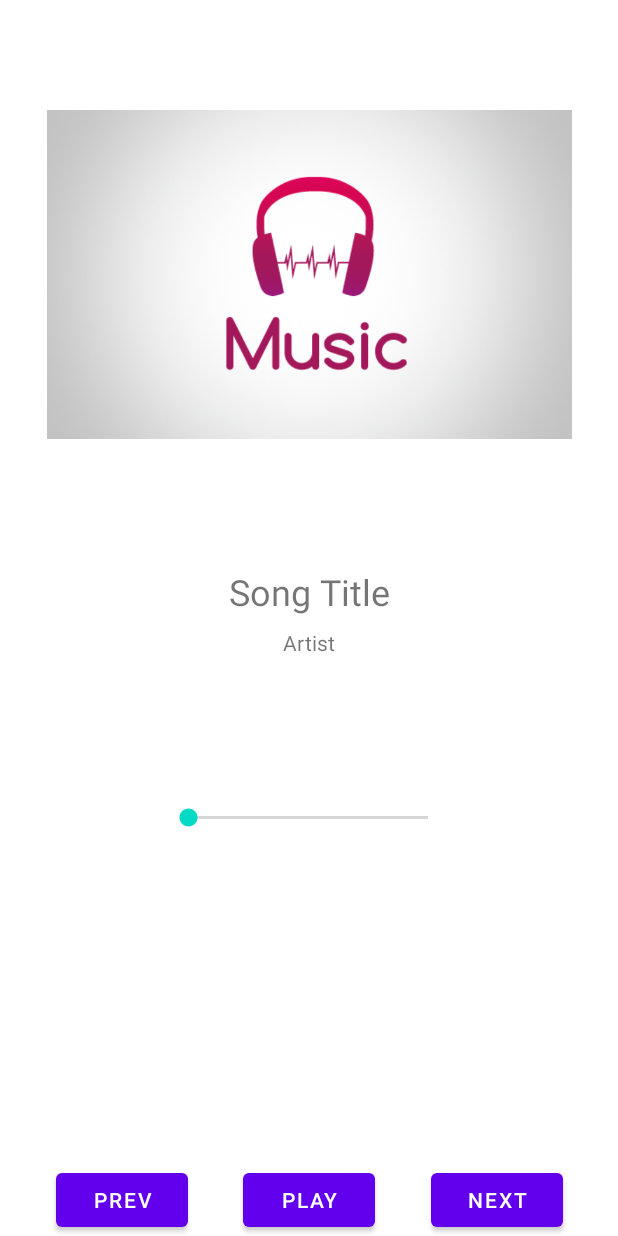
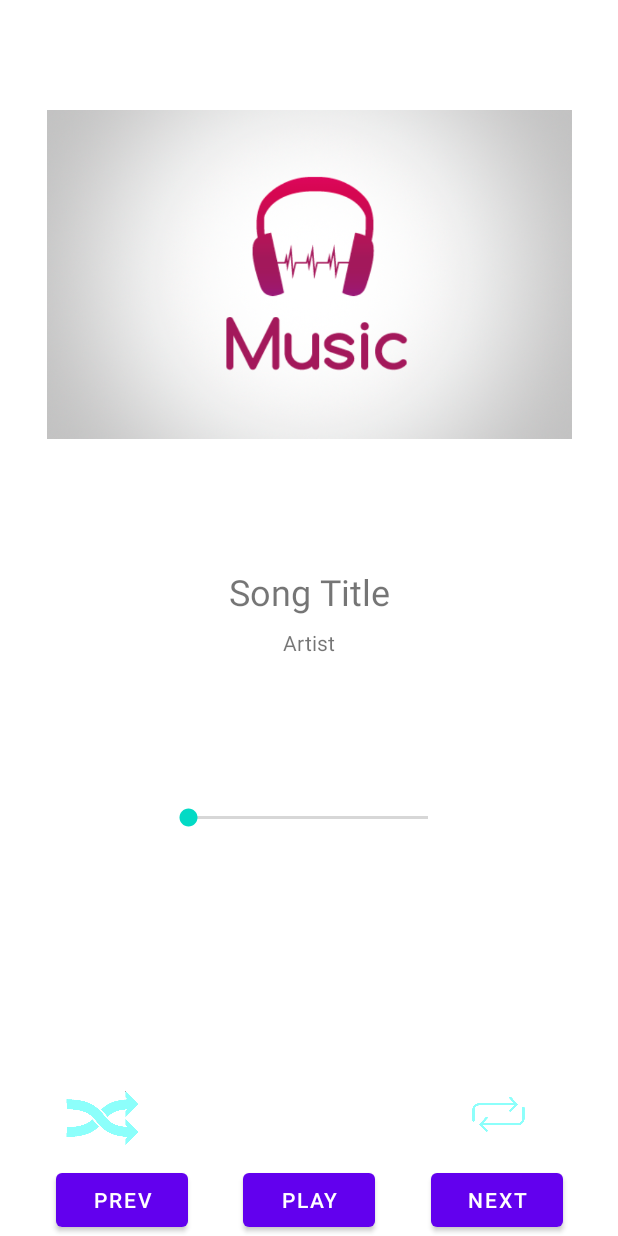
Before and after one commit to shantatei/MuseTime, an Android app: the layout activity_play_song.xml on its own in the app's theme, with its tools: preview values and no code run, on a phone screen of 412 x 824 dp. Run offline under Robolectric (Android 15) with nearby library versions, the phone set to English and light mode, and no system bars.

Commit message:
MusicApp v1.3 (Added Shuffle + Repeat)

```diff
--- a/app/src/main/java/com/example/p03music1/SongCollection.java
+++ b/app/src/main/java/com/example/p03music1/SongCollection.java
@@ -2,7 +2,7 @@ package com.example.p03music1;
 
 public class SongCollection {
 
-    private Song songs[]= new Song[3];
+    public Song songs[]= new Song[3];
     public SongCollection() {
 
         Song theWayYouLookTonight = new Song("S1001", "The Way You Look Tonight", "Michael Buble",
--- a/app/src/main/res/layout/activity_play_song.xml
+++ b/app/src/main/res/layout/activity_play_song.xml
@@ -40,30 +40,30 @@
 
     <Button
 
-        android:onClick="playOrPauseMusic"
         android:id="@+id/btnPlayPause"
         android:layout_width="wrap_content"
         android:layout_height="wrap_content"
+        android:onClick="playOrPauseMusic"
         android:text="Play"
         app:layout_constraintBottom_toBottomOf="parent"
         app:layout_constraintEnd_toEndOf="parent"
         app:layout_constraintStart_toStartOf="parent" />
 
     <Button
-        android:onClick="playPrev"
         android:id="@+id/txtPrevious"
         android:layout_width="wrap_content"
         android:layout_height="wrap_content"
+        android:onClick="playPrev"
         android:text="Prev"
         app:layout_constraintEnd_toStartOf="@+id/btnPlayPause"
         app:layout_constraintStart_toStartOf="parent"
         app:layout_constraintTop_toTopOf="@+id/btnPlayPause" />
 
     <Button
-        android:onClick="playNext"
         android:id="@+id/btnNext"
         android:layout_width="wrap_content"
         android:layout_height="wrap_content"
+        android:onClick="playNext"
         android:text="Next"
         app:layout_constraintEnd_toEndOf="parent"
         app:layout_constraintStart_toEndOf="@+id/btnPlayPause"
@@ -78,4 +78,27 @@
         app:layout_constraintHorizontal_bias="0.497"
         app:layout_constraintStart_toStartOf="parent"
         app:layout_constraintTop_toBottomOf="@+id/txtArtist" />
+
+    <ImageButton
+        android:id="@+id/repeatBtn"
+        android:layout_width="62dp"
+        android:layout_height="49dp"
+        android:layout_marginEnd="12dp"
+        android:layout_marginRight="12dp"
+        android:layout_marginBottom="8dp"
+        android:background="@drawable/repeat_button_off"
+        android:onClick="repeatSong"
+        app:layout_constraintBottom_toTopOf="@+id/btnNext"
+        app:layout_constraintEnd_toEndOf="@+id/btnNext" />
+
+    <ImageButton
+        android:id="@+id/shuffleBtn"
+        android:layout_width="62dp"
+        android:layout_height="49dp"
+        android:background="@drawable/shuffle_button_off"
+        android:onClick="shuffleSong"
+        app:layout_constraintStart_toStartOf="@+id/txtPrevious"
+        app:layout_constraintTop_toTopOf="@+id/repeatBtn"
+        app:srcCompat="@drawable/repeat_button_off" />
+
 </androidx.constraintlayout.widget.ConstraintLayout>
```
Also changed, not shown: app/src/main/res/drawable/repeat_button_off.png (added), app/src/main/res/drawable/repeat_button_on.png (added), app/src/main/res/drawable/shuffle_button_off.png (added), app/src/main/res/drawable/shuffle_button_on.png (added).
